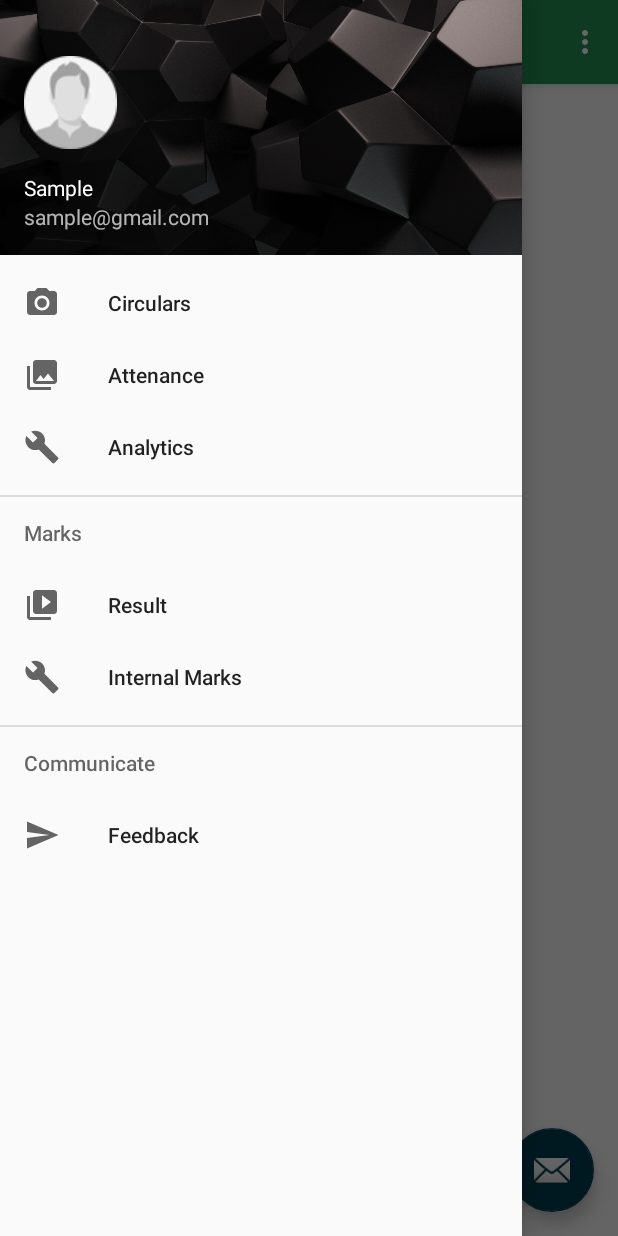
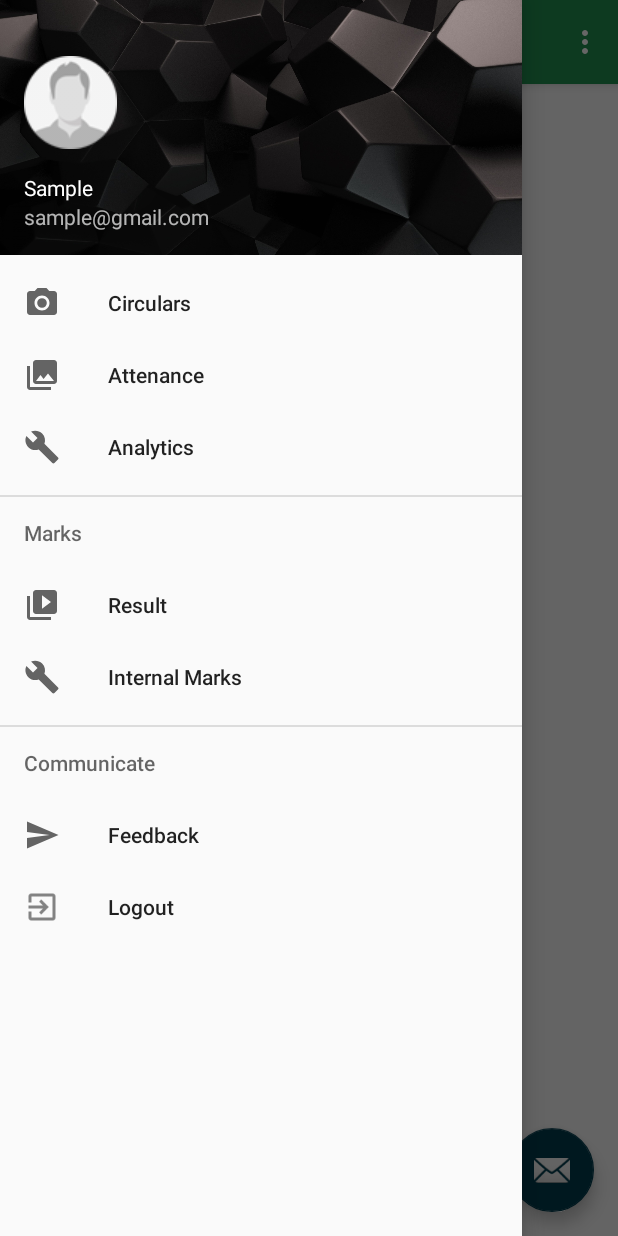
Before and after one commit to s-steephan/UCEN-Android, an Android app: the MainActivity screen opened directly, with no data from a screen before it, with the side drawer open, on a phone screen of 412 x 824 dp. Run offline under Robolectric (Android 15) with nearby library versions, the phone set to English and light mode, and no system bars; libraries missing offline, so code that uses them is left out: retrofit.client, retrofit.mime; 3 statements that could not run were skipped.

Commit message:
Add a feature to logout

```diff
--- a/app/src/main/res/menu/activity_main_drawer.xml
+++ b/app/src/main/res/menu/activity_main_drawer.xml
@@ -38,4 +38,9 @@
         </menu>
     </item>
 
+    <item android:title="Logout"
+        android:id="@+id/nav_logout"
+        android:icon="@drawable/ic_logout">
+        </item>
+
 </menu>
```
Also changed, not shown: app/src/main/java/com/durai/ucen/ucen/LoginActivity.java (+8 -0 lines), app/src/main/java/com/durai/ucen/ucen/MainActivity.java (+12 -0 lines), app/src/main/ic_action_name-web.png (added), app/src/main/ic_logout-web.png (added), app/src/main/res/drawable-hdpi/ic_logout.png (added), app/src/main/res/drawable-mdpi/ic_logout.png (added), app/src/main/res/drawable-xhdpi/ic_logout.png (added), app/src/main/res/drawable-xxhdpi/ic_logout.png (added), app/src/main/res/mipmap-hdpi/ic_logout.png (added), app/src/main/res/mipmap-mdpi/ic_logout.png (added), app/src/main/res/mipmap-xhdpi/ic_logout.png (added), app/src/main/res/mipmap-xxhdpi/ic_logout.png (added), app/src/main/res/mipmap-xxxhdpi/ic_logout.png (added).
